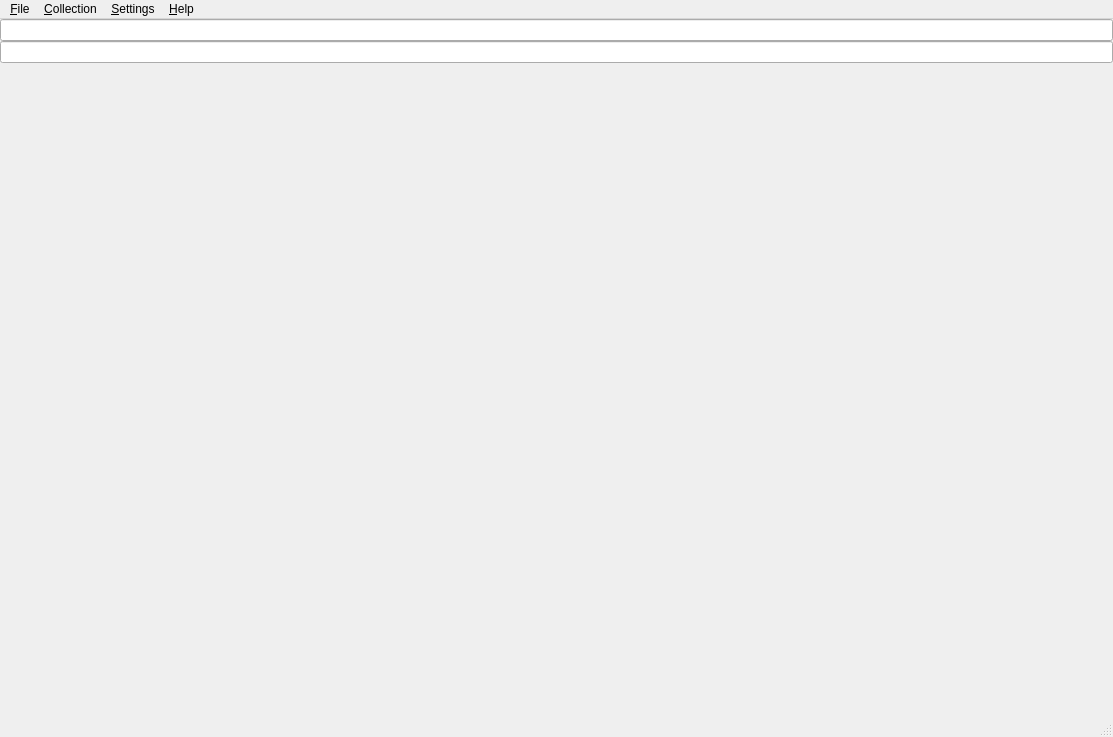
Before: the Qt Designer form src/home/flibrary/gui/MainWindow.ui in heimdallr/books, drawn with Qt 5.
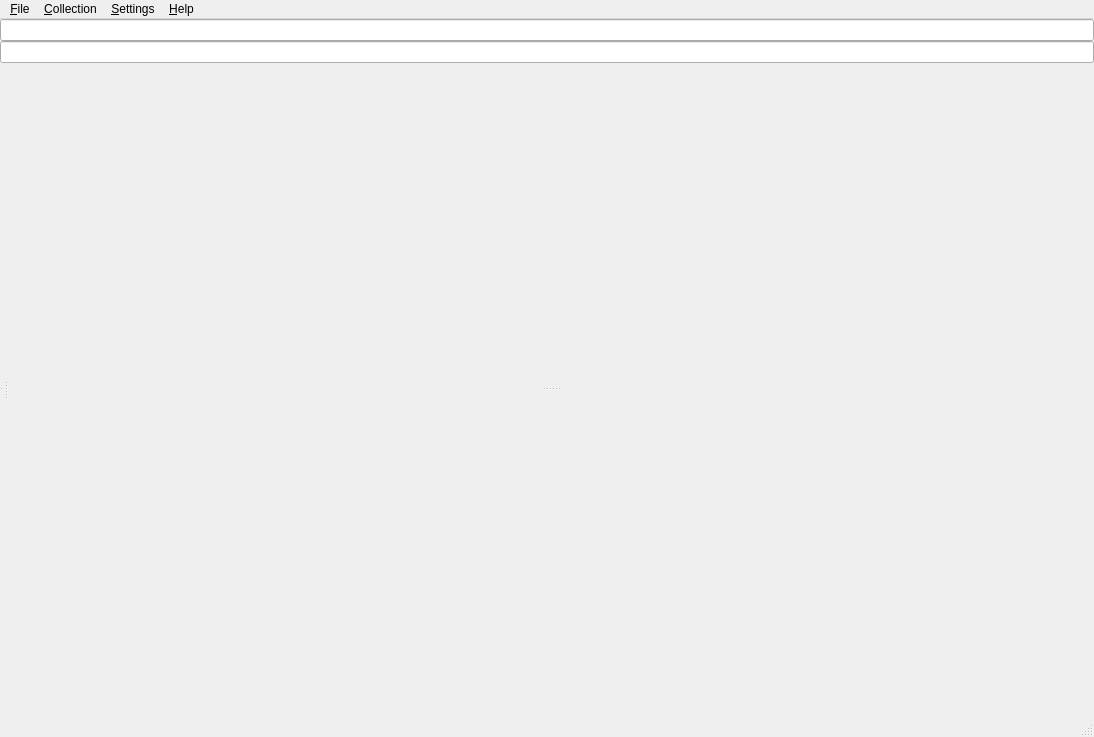
After: the same form once the commit is applied. Icons and pictures are not drawn.

Commit message: #623 UI Авторской аннотации, рыба

Diff of the .ui file:
```diff
--- a/src/home/flibrary/gui/MainWindow.ui
+++ b/src/home/flibrary/gui/MainWindow.ui
@@ -6,7 +6,7 @@
    <rect>
     <x>0</x>
     <y>0</y>
-    <width>1113</width>
+    <width>1094</width>
     <height>737</height>
    </rect>
   </property>
@@ -87,40 +87,16 @@
            <property name="bottomMargin">
             <number>0</number>
            </property>
-           <property name="spacing">
-            <number>0</number>
-           </property>
-           <item row="0" column="0">
-            <widget class="QSplitter" name="verticalSplitter">
-             <property name="frameShape">
-              <enum>QFrame::Shape::NoFrame</enum>
-             </property>
-             <property name="frameShadow">
-              <enum>QFrame::Shadow::Plain</enum>
-             </property>
-             <property name="lineWidth">
-              <number>0</number>
-             </property>
-             <property name="midLineWidth">
-              <number>0</number>
-             </property>
+           <item>
+            <widget class="QSplitter" name="veritcalSplitter">
              <property name="orientation">
               <enum>Qt::Orientation::Horizontal</enum>
              </property>
-             <property name="handleWidth">
-              <number>0</number>
+             <property name="childrenCollapsible">
+              <bool>false</bool>
              </property>
-             <widget class="QWidget" name="navigationWidget" native="true">
-              <property name="sizePolicy">
-               <sizepolicy hsizetype="Preferred" vsizetype="Preferred">
-                <horstretch>10</horstretch>
-                <verstretch>0</verstretch>
-               </sizepolicy>
-              </property>
-              <layout class="QVBoxLayout" name="verticalLayout">
-               <property name="spacing">
-                <number>0</number>
-               </property>
+             <widget class="QWidget" name="leftWidget" native="true">
+              <layout class="QVBoxLayout" name="_4">
                <property name="leftMargin">
                 <number>0</number>
                </property>
@@ -133,6 +109,57 @@
                <property name="bottomMargin">
                 <number>0</number>
                </property>
+               <item>
+                <widget class="QSplitter" name="horizontalSplitterLeft">
+                 <property name="orientation">
+                  <enum>Qt::Orientation::Vertical</enum>
+                 </property>
+                 <property name="childrenCollapsible">
+                  <bool>false</bool>
+                 </property>
+                 <widget class="QWidget" name="navigationWidget" native="true">
+                  <property name="sizePolicy">
+                   <sizepolicy hsizetype="Preferred" vsizetype="Preferred">
+                    <horstretch>10</horstretch>
+                    <verstretch>0</verstretch>
+                   </sizepolicy>
+                  </property>
+                  <layout class="QVBoxLayout" name="_6">
+                   <property name="spacing">
+                    <number>0</number>
+                   </property>
+                   <property name="leftMargin">
+                    <number>0</number>
+                   </property>
+                   <property name="topMargin">
+                    <number>0</number>
+                   </property>
+                   <property name="rightMargin">
+                    <number>0</number>
+                   </property>
+                   <property name="bottomMargin">
+                    <number>0</number>
+                   </property>
+                  </layout>
+                 </widget>
+                 <widget class="QWidget" name="authorAnnotationWidget" native="true">
+                  <layout class="QVBoxLayout" name="_5">
+                   <property name="leftMargin">
+                    <number>0</number>
+                   </property>
+                   <property name="topMargin">
+                    <number>0</number>
+                   </property>
+                   <property name="rightMargin">
+                    <number>0</number>
+                   </property>
+                   <property name="bottomMargin">
+                    <number>0</number>
+                   </property>
+                  </layout>
+                 </widget>
+                </widget>
+               </item>
               </layout>
              </widget>
              <widget class="QWidget" name="rightWidget" native="true">
@@ -142,7 +169,7 @@
                 <verstretch>0</verstretch>
                </sizepolicy>
               </property>
-              <layout class="QGridLayout" name="gridLayout_2">
+              <layout class="QVBoxLayout" name="_7">
                <property name="leftMargin">
                 <number>0</number>
                </property>
@@ -155,25 +182,13 @@
                <property name="bottomMargin">
                 <number>0</number>
                </property>
-               <property name="spacing">
-                <number>0</number>
-               </property>
-               <item row="0" column="0">
-                <widget class="QSplitter" name="horizontalSplitter">
-                 <property name="sizePolicy">
-                  <sizepolicy hsizetype="Preferred" vsizetype="Expanding">
-                   <horstretch>0</horstretch>
-                   <verstretch>0</verstretch>
-                  </sizepolicy>
-                 </property>
-                 <property name="lineWidth">
-                  <number>0</number>
-                 </property>
+               <item>
+                <widget class="QSplitter" name="horizontalSplitterRight">
                  <property name="orientation">
                   <enum>Qt::Orientation::Vertical</enum>
                  </property>
-                 <property name="handleWidth">
-                  <number>0</number>
+                 <property name="childrenCollapsible">
+                  <bool>false</bool>
                  </property>
                  <widget class="QWidget" name="booksWidget" native="true">
                   <property name="sizePolicy">
@@ -277,7 +292,7 @@
     <rect>
      <x>0</x>
      <y>0</y>
-     <width>1113</width>
+     <width>1094</width>
      <height>22</height>
     </rect>
    </property>
```
Left out of the diff: 16 changed lines with no effect on the pictures. The commit also changes 7 other files.
